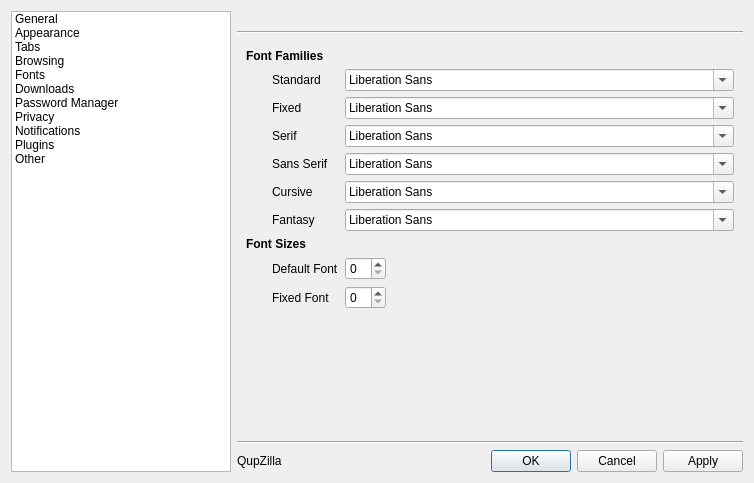
This is src/preferences/preferences.ui in QupZilla/qupzilla as Qt 5 draws it before an edit. The edited form follows.
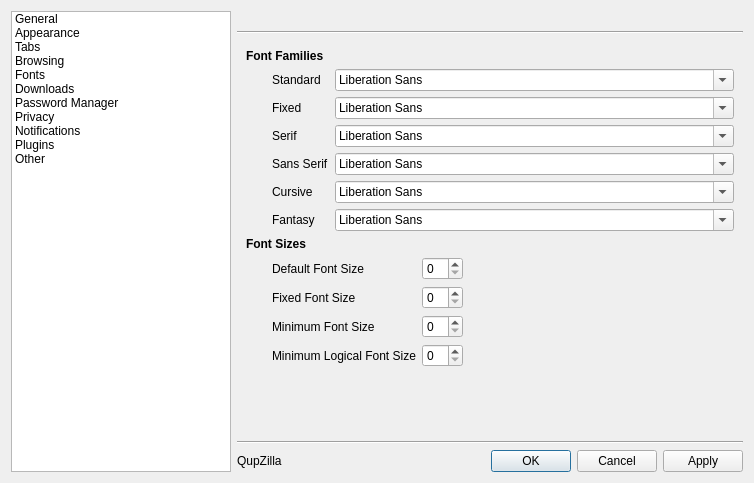
This is the edited form. The open tabs and pages were chosen to show the change.

Commit message: Little improvement in speed dial + option to set minimum font size. - also registering SIGPIPE signal handler to prevent some unneeded   crashes when using QtWebKit 2.2

Patch:
```diff
--- a/src/preferences/preferences.ui
+++ b/src/preferences/preferences.ui
@@ -1338,41 +1338,7 @@
        <item row="7" column="2">
         <widget class="QFontComboBox" name="fontCursive"/>
        </item>
-       <item row="10" column="1">
-        <widget class="QLabel" name="label_32">
-         <property name="text">
-          <string>Default Font</string>
-         </property>
-        </widget>
-       </item>
-       <item row="10" column="2">
-        <widget class="QSpinBox" name="sizeDefault">
-         <property name="sizePolicy">
-          <sizepolicy hsizetype="Fixed" vsizetype="Fixed">
-           <horstretch>0</horstretch>
-           <verstretch>0</verstretch>
-          </sizepolicy>
-         </property>
-        </widget>
-       </item>
-       <item row="11" column="1">
-        <widget class="QLabel" name="label_33">
-         <property name="text">
-          <string>Fixed Font</string>
-         </property>
-        </widget>
-       </item>
-       <item row="11" column="2">
-        <widget class="QSpinBox" name="sizeFixed">
-         <property name="sizePolicy">
-          <sizepolicy hsizetype="Fixed" vsizetype="Fixed">
-           <horstretch>0</horstretch>
-           <verstretch>0</verstretch>
-          </sizepolicy>
-         </property>
-        </widget>
-       </item>
-       <item row="12" column="1">
+       <item row="17" column="1">
         <spacer name="verticalSpacer_2">
          <property name="orientation">
           <enum>Qt::Vertical</enum>
@@ -1428,6 +1394,78 @@
          </property>
         </widget>
        </item>
+       <item row="11" column="1" colspan="2">
+        <layout class="QFormLayout" name="formLayout">
+         <item row="1" column="0">
+          <widget class="QLabel" name="label_33">
+           <property name="text">
+            <string>Fixed Font Size</string>
+           </property>
+          </widget>
+         </item>
+         <item row="0" column="0">
+          <widget class="QLabel" name="label_32">
+           <property name="text">
+            <string>Default Font Size</string>
+           </property>
+          </widget>
+         </item>
+         <item row="0" column="1">
+          <widget class="QSpinBox" name="sizeDefault">
+           <property name="sizePolicy">
+            <sizepolicy hsizetype="Fixed" vsizetype="Fixed">
+             <horstretch>0</horstretch>
+             <verstretch>0</verstretch>
+            </sizepolicy>
+           </property>
+          </widget>
+         </item>
+         <item row="1" column="1">
+          <widget class="QSpinBox" name="sizeFixed">
+           <property name="sizePolicy">
+            <sizepolicy hsizetype="Fixed" vsizetype="Fixed">
+             <horstretch>0</horstretch>
+             <verstretch>0</verstretch>
+            </sizepolicy>
+           </property>
+          </widget>
+         </item>
+         <item row="2" column="0">
+          <widget class="QLabel" name="label_46">
+           <property name="text">
+            <string>Minimum Font Size</string>
+           </property>
+          </widget>
+         </item>
+         <item row="3" column="0">
+          <widget class="QLabel" name="label_47">
+           <property name="text">
+            <string>Minimum Logical Font Size</string>
+           </property>
+          </widget>
+         </item>
+         <item row="2" column="1">
+          <widget class="QSpinBox" name="sizeMinimum">
+           <property name="sizePolicy">
+            <sizepolicy hsizetype="Fixed" vsizetype="Fixed">
+             <horstretch>0</horstretch>
+             <verstretch>0</verstretch>
+            </sizepolicy>
+           </property>
+          </widget>
+         </item>
+         <item row="3" column="1">
+          <widget class="QSpinBox" name="sizeMinimumLogical">
+           <property name="sizePolicy">
+            <sizepolicy hsizetype="Fixed" vsizetype="Fixed">
+             <horstretch>0</horstretch>
+             <verstretch>0</verstretch>
+            </sizepolicy>
+           </property>
+          </widget>
+         </item>
+        </layout>
+       </item>
       </layout>
      </widget>
      <widget class="QWidget" name="downloadPage">
```
Left out of the diff: 2 changed lines with no effect on the pictures. The commit also changes 21 other files.
